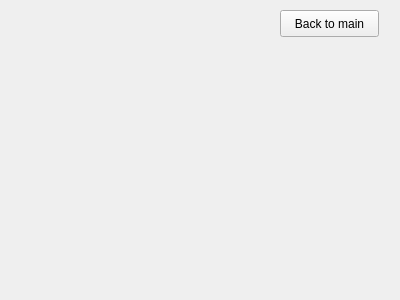
The window that GUI/editorform.ui (michael-s92/rs15-26) describes before a commit, drawn with Qt 5.
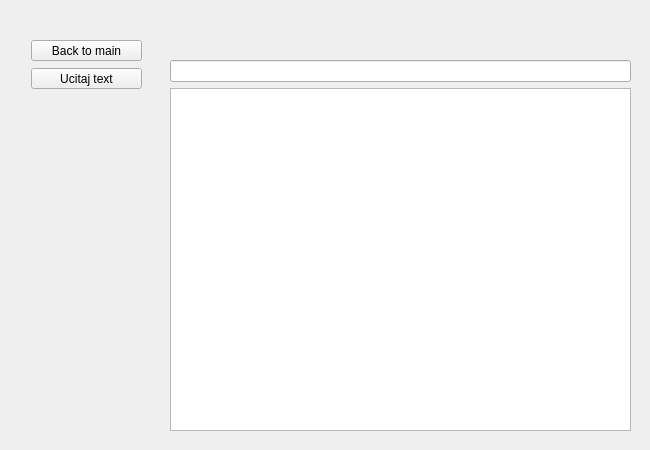
The same window after the commit.

```diff
--- a/GUI/editorform.ui
+++ b/GUI/editorform.ui
@@ -6,8 +6,8 @@
    <rect>
     <x>0</x>
     <y>0</y>
-    <width>400</width>
-    <height>300</height>
+    <width>650</width>
+    <height>450</height>
    </rect>
   </property>
   <property name="windowTitle">
@@ -16,16 +16,47 @@
   <widget class="QPushButton" name="bttn_main">
    <property name="geometry">
     <rect>
-     <x>280</x>
-     <y>10</y>
-     <width>99</width>
-     <height>27</height>
+     <x>31</x>
+     <y>40</y>
+     <width>111</width>
+     <height>21</height>
     </rect>
    </property>
    <property name="text">
     <string>Back to main</string>
    </property>
   </widget>
+  <widget class="QPushButton" name="bttnLoad">
+   <property name="geometry">
+    <rect>
+     <x>31</x>
+     <y>68</y>
+     <width>111</width>
+     <height>21</height>
+    </rect>
+   </property>
+   <property name="text">
+    <string>Ucitaj text</string>
+   </property>
+  </widget>
+  <widget class="QWidget" name="layoutWidget">
+   <property name="geometry">
+    <rect>
+     <x>170</x>
+     <y>60</y>
+     <width>461</width>
+     <height>371</height>
+    </rect>
+   </property>
+   <layout class="QVBoxLayout" name="verticalLayout">
+    <item>
+     <widget class="QLineEdit" name="lineEdit"/>
+    </item>
+    <item>
+     <widget class="QPlainTextEdit" name="plainTextEdit"/>
+    </item>
+   </layout>
+  </widget>
  </widget>
  <resources/>
  <connections/>
```
